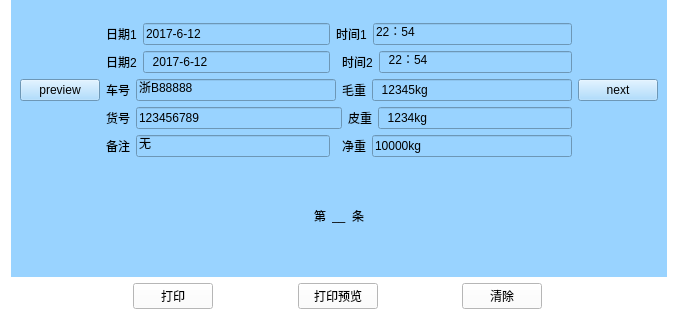
First picture: the form in WeighSensor/wanzheng_chaxun.ui, repository xsw258x2s5w8/WeightSensor, before the edit; both pictures show x 0 to 678 and y 162 to 482 of the 678 by 482 pixel window.
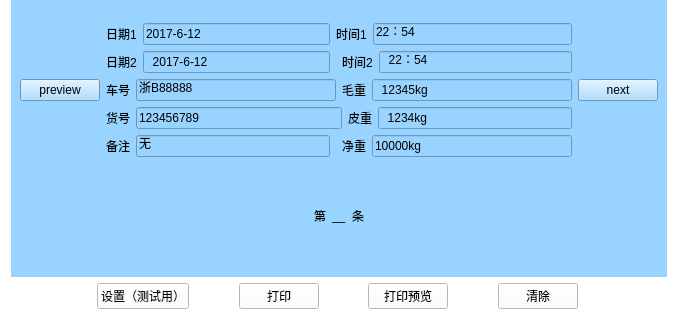
Second picture: the form after the edit. Icons and pictures are not drawn.

Commit message: 打印测试参数可调整 未完成版本

Diff of the .ui file:
```diff
--- a/WeighSensor/wanzheng_chaxun.ui
+++ b/WeighSensor/wanzheng_chaxun.ui
@@ -482,6 +482,26 @@
        </property>
       </spacer>
      </item>
+     <item>
+      <widget class="QPushButton" name="setupPrint">
+       <property name="text">
+        <string>设置（测试用）</string>
+       </property>
+      </widget>
+     </item>
+     <item>
+      <spacer name="horizontalSpacer_10">
+       <property name="orientation">
+        <enum>Qt::Horizontal</enum>
+       </property>
+       <property name="sizeHint" stdset="0">
+        <size>
+         <width>40</width>
+         <height>20</height>
+        </size>
+       </property>
+      </spacer>
+     </item>
      <item>
       <widget class="QPushButton" name="direct_Print">
        <property name="text">
```
The commit also changes 10 other files.
